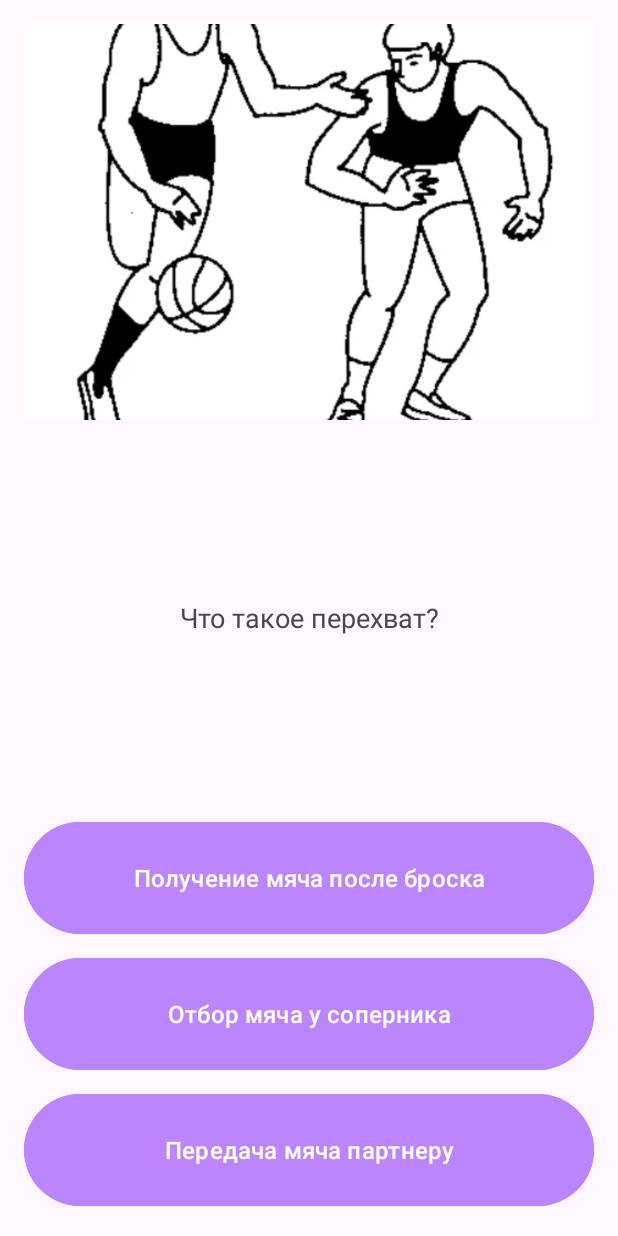
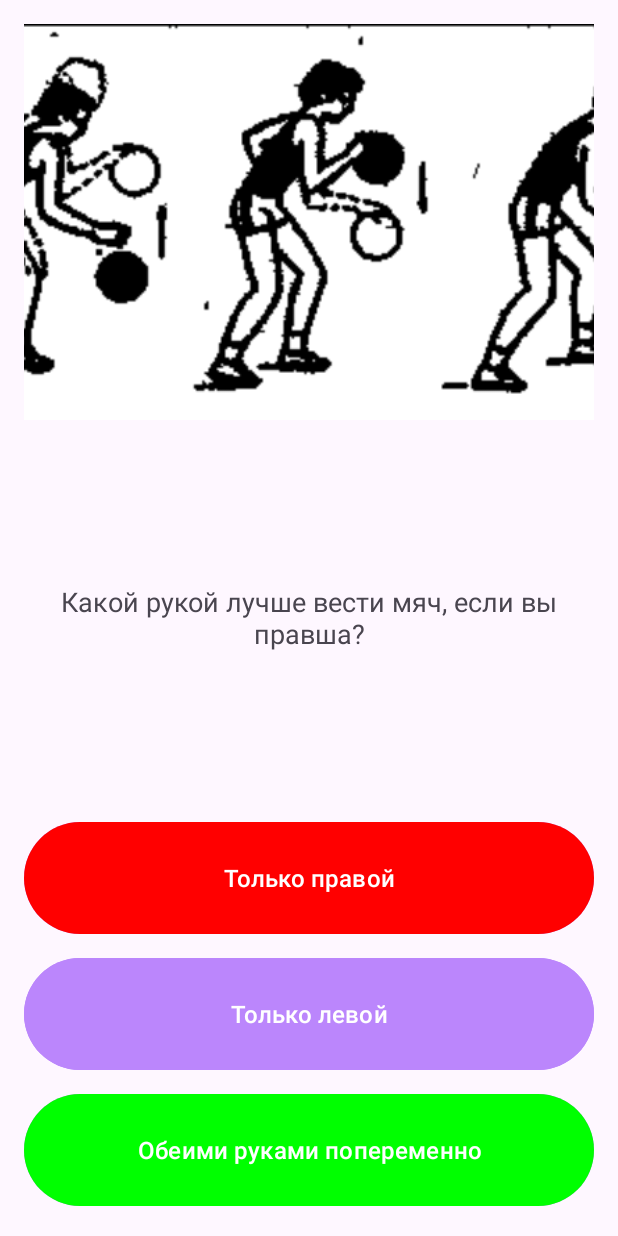
Before and after one commit to Nekish2909/Basketball, an Android app: the screen it shows after launch (MainActivity), after a tap on "Только правой", on a phone screen of 412 x 824 dp. Run offline under Robolectric (Android 15) with nearby library versions, the phone set to English and light mode, and no system bars.

Commit message:
Final2.2

```diff
--- a/app/src/main/java/com/example/basketballteacher/MainActivity.java
+++ b/app/src/main/java/com/example/basketballteacher/MainActivity.java
@@ -1,6 +1,8 @@
 package com.example.basketballteacher; // Замените на ваш пакет
 
+import android.graphics.Color;
 import android.os.Bundle;
+import android.os.Handler;
 import android.util.Log;
 import android.view.View;
 import android.widget.Button;
@@ -36,9 +38,9 @@ public class MainActivity extends AppCompatActivity {
         // Инициализация списка индексов вопросов и их перемешивание
         questionIndices = new ArrayList<>();
         for (int i = 0; i < getResources().getStringArray(R.array.questions).length; i++) {
-            questionIndices.add(i);
+            questionIndices.add(i); // Добавляем индексы вопросов (0, 1, 2, ..., N-1)
         }
-        Collections.shuffle(questionIndices);
+        Collections.shuffle(questionIndices); // Перемешиваем вопросы
 
         // Загрузка первого вопроса
         loadQuestion();
@@ -78,6 +80,11 @@ public class MainActivity extends AppCompatActivity {
         answerButton2.setText(answers[questionIndex * 3 + 1]);
         answerButton3.setText(answers[questionIndex * 3 + 2]);
 
+        // Сброс цвета кнопок
+        answerButton1.setBackgroundColor(Color.parseColor("#FFBB86FC")); // Возвращаем исходный цвет
+        answerButton2.setBackgroundColor(Color.parseColor("#FFBB86FC")); // Возвращаем исходный цвет
+        answerButton3.setBackgroundColor(Color.parseColor("#FFBB86FC")); // Возвращаем исходный цвет
+
         // Установка обработчиков кликов
         answerButton1.setOnClickListener(v -> checkAnswer(0, correctAnswers[questionIndex]));
         answerButton2.setOnClickListener(v -> checkAnswer(1, correctAnswers[questionIndex]));
@@ -85,19 +92,41 @@ public class MainActivity extends AppCompatActivity {
     }
 
     private void checkAnswer(int selectedAnswerIndex, int correctAnswerIndex) {
+        // Подсветка правильного ответа зеленым
+        if (correctAnswerIndex == 0) answerButton1.setBackgroundColor(Color.GREEN);
+        if (correctAnswerIndex == 1) answerButton2.setBackgroundColor(Color.GREEN);
+        if (correctAnswerIndex == 2) answerButton3.setBackgroundColor(Color.GREEN);
+
+        // Подсветка выбранного ответа (если он неправильный)
+        if (selectedAnswerIndex != correctAnswerIndex) {
+            if (selectedAnswerIndex == 0) answerButton1.setBackgroundColor(Color.RED);
+            if (selectedAnswerIndex == 1) answerButton2.setBackgroundColor(Color.RED);
+            if (selectedAnswerIndex == 2) answerButton3.setBackgroundColor(Color.RED);
+        }
+
         // Проверка правильности ответа
         if (selectedAnswerIndex == correctAnswerIndex) {
             score++; // Увеличение счета при правильном ответе
         }
 
-        // Переход к следующему вопросу
+        // Блокировка кнопок после выбора ответа
+        answerButton1.setEnabled(false);
+        answerButton2.setEnabled(false);
+        answerButton3.setEnabled(false);
+
+        // Задержка перед переходом к следующему вопросу
+        new Handler().postDelayed(() -> {
             currentQuestionIndex++;
             if (currentQuestionIndex < questionIndices.size()) {
                 loadQuestion(); // Загрузка следующего вопроса
+                answerButton1.setEnabled(true);
+                answerButton2.setEnabled(true);
+                answerButton3.setEnabled(true);
             } else {
                 // Тест завершен, отображение результата
                 showResult();
             }
+        }, 1500); // Задержка 1.5 секунды
     }
 
     private void showResult() {
--- a/app/src/main/res/values/questions.xml
+++ b/app/src/main/res/values/questions.xml
@@ -16,7 +16,7 @@
         <item>Что такое "перехват"?</item>  <!-- 13 -->
         <item>Какой тип броска чаще всего используется для набора очков?</item>  <!-- 14 -->
         <item>Что такое "зональная защита"?</item>  <!-- 15 -->
-        <item>Что такое фол в баскетболе (общий термин)?</item>  <!-- 16 -->
+        <item>Что такое фол в баскетболе (общий термин)?</item>
     </string-array>
 
     <!-- Массив с вариантами ответов -->
@@ -84,6 +84,7 @@
         <item>Нарушение правил, связанное с неправильным ведением мяча</item>
         <item>Нарушение правил, связанное с физическим контактом или неспортивным поведением</item>
         <item>Нарушение, связанное с выходом за пределы площадки</item>
+
     </string-array>
 
     <integer-array name="correct_answers">
@@ -102,5 +103,7 @@
         <item>1</item> <!-- Правильный ответ для вопроса 13 -->
         <item>2</item> <!-- Правильный ответ для вопроса 14 -->
         <item>1</item> <!-- Правильный ответ для вопроса 15 -->
+        <item>1</item> <!-- Правильный ответ для вопроса 15 -->
+        <item>1</item> <!-- Правильный ответ для вопроса 15 -->
     </integer-array>
 </resources>
```
Lines whose indentation alone changed are shown as unchanged.
